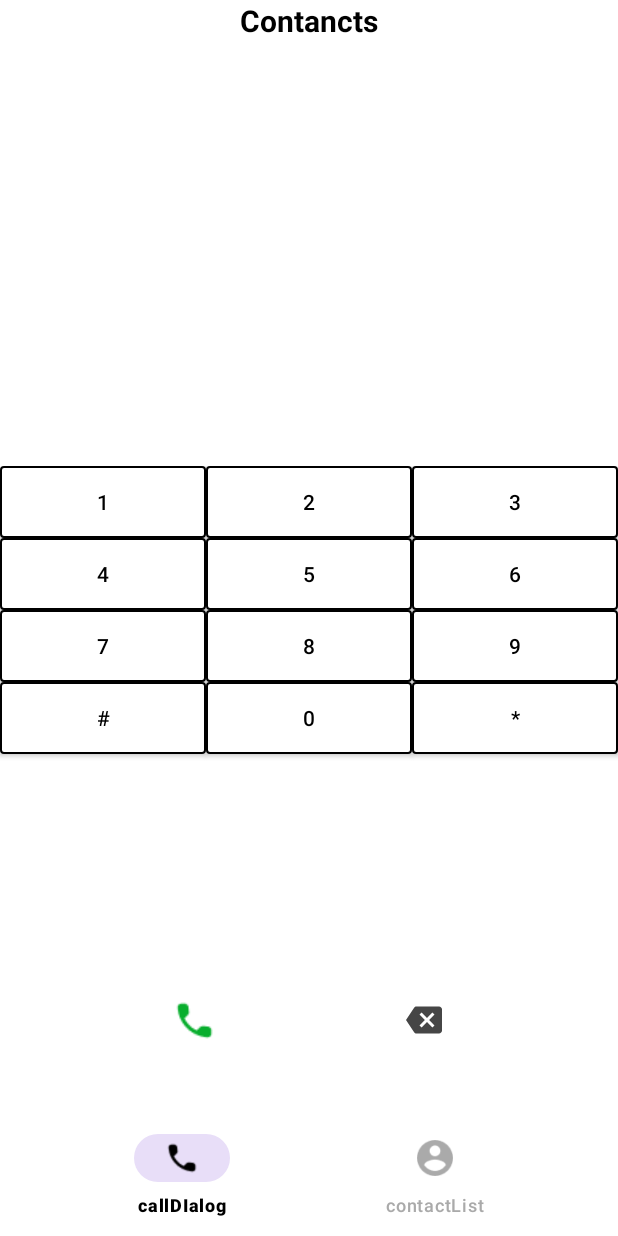
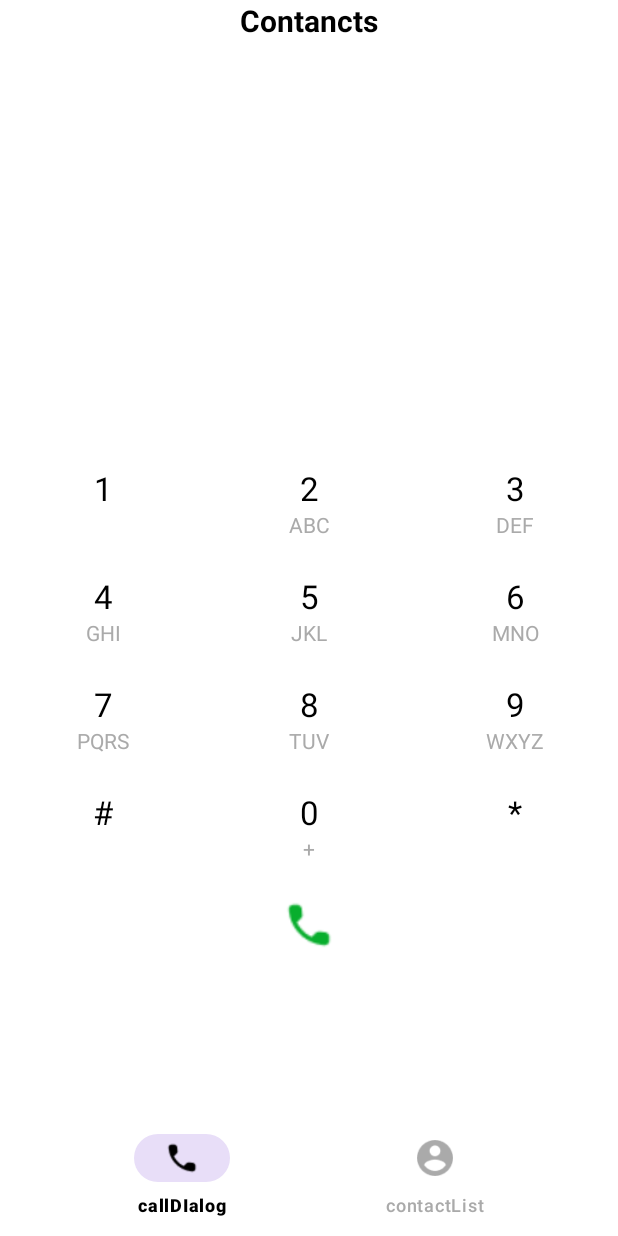
Before and after one commit to DatoKochla18/PhoneContactsApp, an Android app: the screen it shows after launch (MainActivity), on a phone screen of 412 x 824 dp. Run offline under Robolectric (Android 15) with nearby library versions, the phone set to English and light mode, and no system bars; our stand-ins replace navigation-ui.

Commit message:
update ui

```diff
--- a/app/src/main/java/com/example/test/CallDialogScreen/CallDialogFragment.kt
+++ b/app/src/main/java/com/example/test/CallDialogScreen/CallDialogFragment.kt
@@ -33,8 +33,7 @@ class CallDialogFragment : Fragment() {
     }
 
     override fun onCreateView(
-        inflater: LayoutInflater, container: ViewGroup?,
-        savedInstanceState: Bundle?
+        inflater: LayoutInflater, container: ViewGroup?, savedInstanceState: Bundle?
     ): View? {
         _binding = FragmentCallDialogBinding.inflate(layoutInflater, container, false)
 
@@ -59,12 +58,19 @@ class CallDialogFragment : Fragment() {
 
         if (text.isEmpty()) {
             dialogResultAdapter.submitList(mutableListOf<Contact>())
+            binding.apply {
+                btnCamera.visibility = View.GONE
+                btnBackSpace.visibility = View.GONE
+            }
         } else {
-            dialogResultAdapter.submitList(
-                Database.contactData.filter {
-                    it.phoneNumber.contains(text)
-                }
-            )
+            dialogResultAdapter.submitList(Database.contactData.filter {
+                it.phoneNumber.contains(text)
+            })
+            binding.apply {
+
+                btnCamera.visibility = View.VISIBLE
+                btnBackSpace.visibility = View.VISIBLE
+            }
         }
     }
 
--- a/app/src/main/java/com/example/test/CallDialogScreen/DialogAdapter.kt
+++ b/app/src/main/java/com/example/test/CallDialogScreen/DialogAdapter.kt
@@ -30,8 +30,14 @@ class DialogAdapter(
         RecyclerView.ViewHolder(binding.root) {
         fun onBind() {
             val dialog = dialogList[adapterPosition]
-            binding.btnDialogNumber.apply {
+            binding.txtDialogNumber.apply {
                 text = dialog.id
+                setOnClickListener {
+                    onClick(dialog)
+                }
+            }
+            binding.txtDialogText.apply {
+                text = dialog.text
                 setOnClickListener {
                     onClick(dialog)
                 }
--- a/app/src/main/java/com/example/test/ContanctListScreen/ContactListFragment.kt
+++ b/app/src/main/java/com/example/test/ContanctListScreen/ContactListFragment.kt
@@ -8,17 +8,12 @@ import android.view.ViewGroup
 import androidx.core.widget.doAfterTextChanged
 import androidx.navigation.fragment.findNavController
 import androidx.recyclerview.widget.LinearLayoutManager
-import com.example.test.AddEditContactScreen.AddEditContactFragment
 import com.example.test.Model.Contact
-import com.example.test.ContactDetailScreen.ContactDetailFragment
-import com.example.test.R
 import com.example.test.Utils.CONTACT
-import com.example.test.Utils.DETAIL
 import com.example.test.Utils.Database.contactData
 import com.example.test.Utils.NEW_CONTACT
 import com.example.test.Utils.REMOVE_CONTACT
 import com.example.test.Utils.UPDATED_CONTACT
-import com.example.test.Utils.getContactData
 import com.example.test.databinding.FragmentContactListBinding
 
 
@@ -61,9 +56,9 @@ class ContactListFragment : Fragment() {
     }
 
     private fun setUp() {
-        binding.apply {
-            rvContanct.adapter = contactListAdapter
-            rvContanct.layoutManager = LinearLayoutManager(requireContext())
+        binding.rvContanct.run {
+            adapter = contactListAdapter
+            layoutManager = LinearLayoutManager(requireContext())
             contactListAdapter.submitList(contactData.toList())
         }
 
--- a/app/src/main/java/com/example/test/Model/Dialog.kt
+++ b/app/src/main/java/com/example/test/Model/Dialog.kt
@@ -1,3 +1,3 @@
 package com.example.test.Model
 
-data class Dialog(val id: String)
+data class Dialog(val id: String, val text: String)
--- a/app/src/main/java/com/example/test/Utils/Constants.kt
+++ b/app/src/main/java/com/example/test/Utils/Constants.kt
@@ -4,5 +4,3 @@ const val CONTACT = "contact"
 const val NEW_CONTACT = "newContact"
 const val UPDATED_CONTACT = "updatedContact"
 const val REMOVE_CONTACT = "removeContact"
-const val DETAIL = "Detail"
-const val EDIT = "Edit"
--- a/app/src/main/java/com/example/test/Utils/DataGenerator.kt
+++ b/app/src/main/java/com/example/test/Utils/DataGenerator.kt
@@ -16,17 +16,17 @@ fun getContactData(): MutableList<Contact> {
 fun getDialogData(): MutableList<Dialog> {
     return mutableListOf(
 
-        Dialog("1"),
-        Dialog("2"),
-        Dialog("3"),
-        Dialog("4"),
-        Dialog("5"),
-        Dialog("6"),
-        Dialog("7"),
-        Dialog("8"),
-        Dialog("9"),
-        Dialog("#"),
-        Dialog("0"),
-        Dialog("*")
+        Dialog("1", ""),
+        Dialog("2", "ABC"),
+        Dialog("3", "DEF"),
+        Dialog("4", "GHI"),
+        Dialog("5", "JKL"),
+        Dialog("6", "MNO"),
+        Dialog("7", "PQRS"),
+        Dialog("8", "TUV"),
+        Dialog("9", "WXYZ"),
+        Dialog("#", ""),
+        Dialog("0", "+"),
+        Dialog("*", "")
     )
 }
--- /dev/null
+++ b/app/src/main/res/drawable/camera.xml
@@ -0,0 +1,5 @@
+<vector xmlns:android="http://schemas.android.com/apk/res/android" android:height="24dp" android:tint="#2EDE17" android:viewportHeight="24" android:viewportWidth="24" android:width="24dp">
+
+    <path android:fillColor="@android:color/white" android:pathData="M18,10.48V6c0,-1.1 -0.9,-2 -2,-2H4C2.9,4 2,4.9 2,6v12c0,1.1 0.9,2 2,2h12c1.1,0 2,-0.9 2,-2v-4.48l4,3.98v-11L18,10.48zM10,8c1.1,0 2,0.9 2,2s-0.9,2 -2,2s-2,-0.9 -2,-2S8.9,8 10,8zM14,16H6v-0.57c0,-0.81 0.48,-1.53 1.22,-1.85C8.07,13.21 9.01,13 10,13c0.99,0 1.93,0.21 2.78,0.58C13.52,13.9 14,14.62 14,15.43V16z"/>
+
+</vector>
--- a/app/src/main/res/layout/fragment_add_contact.xml
+++ b/app/src/main/res/layout/fragment_add_contact.xml
@@ -52,12 +52,14 @@
 
     </androidx.appcompat.widget.AppCompatEditText>
 
-    <Button
+    <androidx.appcompat.widget.AppCompatImageButton
         android:id="@+id/btnConfirm"
-        android:layout_width="wrap_content"
-        android:layout_height="wrap_content"
+        android:layout_width="48dp"
+        android:layout_height="48dp"
+        android:background="@color/white"
+        android:scaleType="fitCenter"
         android:layout_marginTop="32dp"
-        android:text="@string/confirm"
+        android:src="@drawable/check_circle"
         app:layout_constraintEnd_toEndOf="parent"
         app:layout_constraintTop_toBottomOf="@id/etName" />
 </androidx.constraintlayout.widget.ConstraintLayout>
--- a/app/src/main/res/layout/fragment_call_dialog.xml
+++ b/app/src/main/res/layout/fragment_call_dialog.xml
@@ -30,32 +30,49 @@
     <androidx.recyclerview.widget.RecyclerView
         android:id="@+id/rvDialog"
         android:layout_width="match_parent"
-        android:layout_height="0dp"
+        android:layout_height="wrap_content"
         android:layout_marginTop="16dp"
         android:layout_marginBottom="16dp"
         android:padding="0dp"
         app:layout_constraintBottom_toTopOf="@id/btnCall"
         app:layout_constraintTop_toBottomOf="@id/txtCallNumber" />
 
+
+    <androidx.appcompat.widget.AppCompatImageButton
+        android:id="@+id/btnCamera"
+        android:layout_width="36dp"
+        android:layout_height="36dp"
+        android:background="@color/white"
+        android:scaleType="centerCrop"
+        android:src="@drawable/camera"
+        android:visibility="gone"
+        app:layout_constraintEnd_toStartOf="@id/btnCall"
+        app:layout_constraintStart_toStartOf="parent"
+        app:layout_constraintTop_toBottomOf="@id/rvDialog" />
+
+
     <androidx.appcompat.widget.AppCompatImageButton
         android:id="@+id/btnCall"
-        android:layout_width="48dp"
-        android:layout_height="48dp"
+        android:layout_width="36dp"
+        android:layout_height="36dp"
         android:background="@color/white"
+        android:scaleType="centerCrop"
         android:src="@drawable/call"
-        app:layout_constraintBottom_toBottomOf="parent"
         app:layout_constraintEnd_toStartOf="@id/btnBackSpace"
-        app:layout_constraintStart_toStartOf="parent" />
+        app:layout_constraintStart_toEndOf="@id/btnCamera"
+        app:layout_constraintTop_toBottomOf="@id/rvDialog" />
 
 
     <androidx.appcompat.widget.AppCompatImageButton
         android:id="@+id/btnBackSpace"
-        android:layout_width="48dp"
-        android:layout_height="48dp"
+        android:layout_width="36dp"
+        android:layout_height="36dp"
         android:background="@color/white"
+        android:scaleType="centerCrop"
         android:src="@drawable/backspace"
-        app:layout_constraintBottom_toBottomOf="parent"
+        android:visibility="gone"
         app:layout_constraintEnd_toEndOf="parent"
-        app:layout_constraintStart_toEndOf="@id/btnCall" />
+        app:layout_constraintStart_toEndOf="@id/btnCall"
+        app:layout_constraintTop_toBottomOf="@id/rvDialog" />
 
 </androidx.constraintlayout.widget.ConstraintLayout>
--- a/app/src/main/res/layout/item_dialog.xml
+++ b/app/src/main/res/layout/item_dialog.xml
@@ -1,9 +1,29 @@
 <?xml version="1.0" encoding="utf-8"?>
-<androidx.appcompat.widget.AppCompatButton xmlns:android="http://schemas.android.com/apk/res/android"
-    android:id="@+id/btnDialogNumber"
+<androidx.appcompat.widget.LinearLayoutCompat xmlns:android="http://schemas.android.com/apk/res/android"
     android:layout_width="match_parent"
-    android:layout_height="wrap_content"
-    android:background="@drawable/dialog_background"
-    android:textColor="@color/black">
+    android:layout_height="72dp"
+    android:orientation="vertical">
 
-</androidx.appcompat.widget.AppCompatButton>
+    <androidx.appcompat.widget.AppCompatTextView
+        android:id="@+id/txtDialogNumber"
+        android:layout_width="match_parent"
+
+        android:layout_height="wrap_content"
+        android:background="@color/white"
+        android:clickable="true"
+        android:focusable="true"
+        android:textAlignment="center"
+        android:textColor="@color/black"
+        android:textSize="22sp">
+
+    </androidx.appcompat.widget.AppCompatTextView>
+
+    <androidx.appcompat.widget.AppCompatTextView
+        android:id="@+id/txtDialogText"
+        android:layout_width="match_parent"
+        android:layout_height="wrap_content"
+        android:textAlignment="center"
+        android:textColor="@android:color/darker_gray"
+        android:textSize="14sp" />
+
+</androidx.appcompat.widget.LinearLayoutCompat>
```
Also changed, not shown: app/src/main/java/com/example/test/AddEditContactScreen/AddEditContactFragment.kt (+1 -7 lines), app/src/main/java/com/example/test/ContactDetailScreen/ContactDetailFragment.kt (+2 -2 lines), app/src/main/java/com/example/test/MainActivity.kt (+2 -0 lines).
